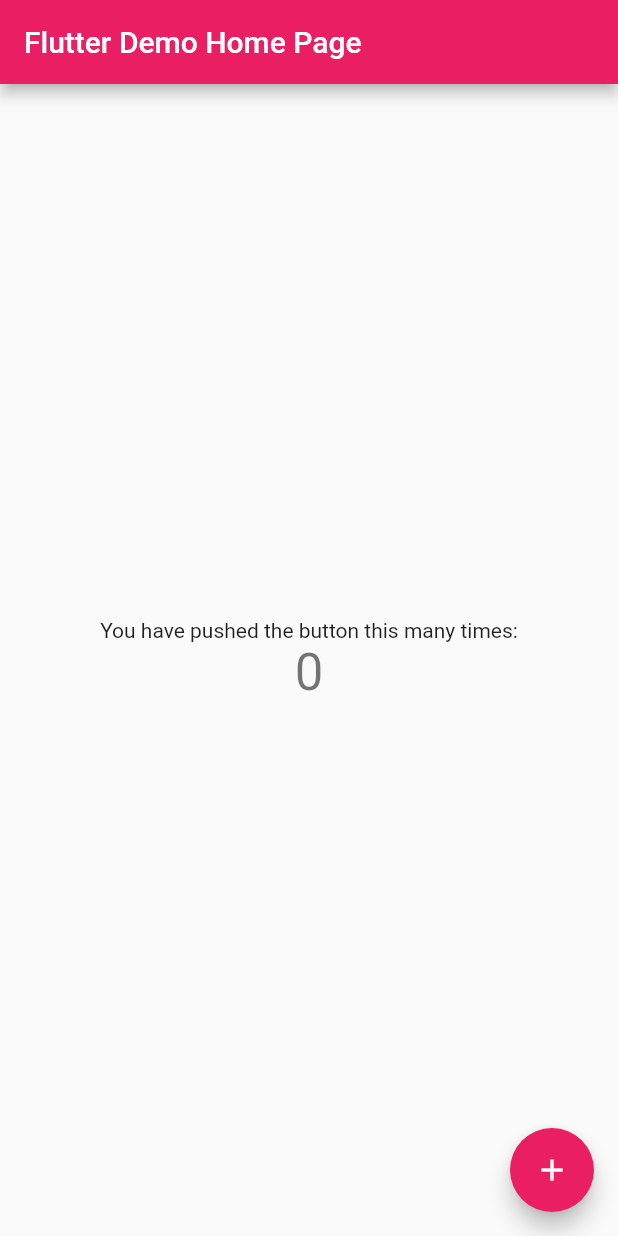
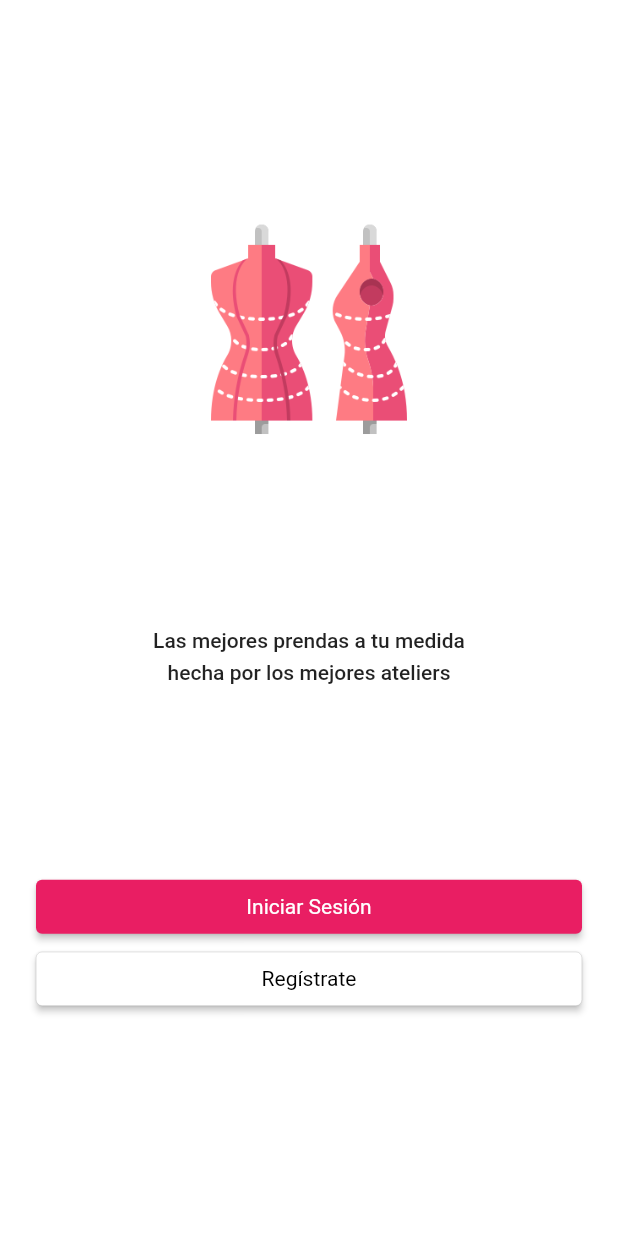
Before and after one commit to Patronaje-A-Medida/PatronajeMobileApp, a Flutter app: the screen it shows after launch, on a phone screen of 412 x 824 dp. Run offline on Flutter 3.47's test engine with Material 2 defaults, Android fonts, the phone set to English and light mode, and no system bars; our stand-ins replace bloc, dartz, freezed_annotation, get_it, injectable.

Commit message:
#1 creacion de bloc sign-in-client, además de diseño de vista welcome y sign-in

```diff
--- a/lib/main.dart
+++ b/lib/main.dart
@@ -1,77 +1,9 @@
 import 'package:flutter/material.dart';
+import 'package:injectable/injectable.dart';
+import 'package:patronaje_mobile_app/presentation/app_widget.dart';
+import 'package:patronaje_mobile_app/presentation/dependencies/injections.dart';
 
 void main() {
-  runApp(const MyApp());
+  configureInjection(Environment.prod);
+  runApp(const AppWidget());
 }
-
-class MyApp extends StatelessWidget {
-  const MyApp({Key? key}) : super(key: key);
-
-  // This widget is the root of your application.
-  @override
-  Widget build(BuildContext context) {
-    return MaterialApp(
-      title: 'PRY2021251',
-      debugShowCheckedModeBanner: false,
-      theme: ThemeData(
-        // This is the theme of your application.
-        //
-        // Try running your application with "flutter run". You'll see the
-        // application has a blue toolbar. Then, without quitting the app, try
-        // changing the primarySwatch below to Colors.green and then invoke
-        // "hot reload" (press "r" in the console where you ran "flutter run",
-        // or simply save your changes to "hot reload" in a Flutter IDE).
-        // Notice that the counter didn't reset back to zero; the application
-        // is not restarted.
-        primarySwatch: Colors.pink,
-      ),
-      home: const MyHomePage(title: 'Flutter Demo Home Page'),
-    );
-  }
-}
-
-class MyHomePage extends StatefulWidget {
-  const MyHomePage({Key? key, required this.title}) : super(key: key);
-  final String title;
-
-  @override
-  State<MyHomePage> createState() => _MyHomePageState();
-}
-
-class _MyHomePageState extends State<MyHomePage> {
-  int _counter = 0;
-
-  void _incrementCounter() {
-    setState(() {
-      _counter++;
-    });
-  }
-
-  @override
-  Widget build(BuildContext context) {
-    return Scaffold(
-      appBar: AppBar(
-        title: Text(widget.title),
-      ),
-      body: Center(
-        child: Column(
-          mainAxisAlignment: MainAxisAlignment.center,
-          children: <Widget>[
-            const Text(
-              'You have pushed the button this many times:',
-            ),
-            Text(
-              '$_counter',
-              style: Theme.of(context).textTheme.headline4,
-            ),
-          ],
-        ),
-      ),
-      floatingActionButton: FloatingActionButton(
-        onPressed: _incrementCounter,
-        tooltip: 'Increment',
-        child: const Icon(Icons.add),
-      ), // This trailing comma makes auto-formatting nicer for build methods.
-    );
-  }
-}
--- /dev/null
+++ b/lib/presentation/app_widget.dart
@@ -0,0 +1,29 @@
+import 'package:flutter/material.dart';
+import 'package:patronaje_mobile_app/presentation/sign_in/sign_in_page.dart';
+import 'package:patronaje_mobile_app/presentation/welcome/welcome_page.dart';
+
+class AppWidget extends StatelessWidget {
+  const AppWidget({Key? key}) : super(key: key);
+
+  // This widget is the root of your application.
+  @override
+  Widget build(BuildContext context) {
+    return MaterialApp(
+      title: 'PRY2021251',
+      debugShowCheckedModeBanner: false,
+      theme: ThemeData(
+        // This is the theme of your application.
+        //
+        // Try running your application with "flutter run". You'll see the
+        // application has a blue toolbar. Then, without quitting the app, try
+        // changing the primarySwatch below to Colors.green and then invoke
+        // "hot reload" (press "r" in the console where you ran "flutter run",
+        // or simply save your changes to "hot reload" in a Flutter IDE).
+        // Notice that the counter didn't reset back to zero; the application
+        // is not restarted.
+        primarySwatch: Colors.pink,
+      ),
+      home: const WelcomePage(),
+    );
+  }
+}
--- /dev/null
+++ b/lib/presentation/welcome/welcome_page.dart
@@ -0,0 +1,79 @@
+import 'package:flutter/material.dart';
+import 'package:patronaje_mobile_app/presentation/sign_in/sign_in_page.dart';
+
+class WelcomePage extends StatelessWidget {
+  const WelcomePage({Key? key}) : super(key: key);
+
+  @override
+  Widget build(BuildContext context) {
+    final size = MediaQuery.of(context).size;
+    return Scaffold(
+      body: SafeArea(
+        child: Container(
+          padding: const EdgeInsets.all(24),
+          width: double.infinity,
+          color: Colors.white,
+          child: Column(
+            mainAxisAlignment: MainAxisAlignment.spaceEvenly,
+            crossAxisAlignment: CrossAxisAlignment.center,
+            children: [
+              ClipRRect(
+                child: Image.asset(
+                  'assets/images/dummy.png',
+                  fit: BoxFit.contain,
+                  width: size.width * 0.35,
+                ),
+              ),
+              const Text(
+                'Las mejores prendas a tu medida \nhecha por los mejores ateliers',
+                textAlign: TextAlign.center,
+                style: TextStyle(
+                  fontWeight: FontWeight.w500,
+                  height: 1.5,
+                ),
+                //style: TextStyle(fontWeight: FontWeight.w600, fontSize: 14),
+              ),
+              Column(
+                children: [
+                  ElevatedButton(
+                    style: ElevatedButton.styleFrom(
+                      minimumSize: const Size.fromHeight(36),
+                    ),
+                    child: const Text(
+                      'Iniciar Sesión',
+                      style: TextStyle(
+                        fontWeight: FontWeight.normal,
+                      ),
+                    ),
+                    onPressed: () {
+                      Navigator.push(
+                        context,
+                        MaterialPageRoute(
+                            builder: (context) => const SignInPage()),
+                      );
+                    },
+                  ),
+                  ElevatedButton(
+                    style: ElevatedButton.styleFrom(
+                      primary: Colors.white,
+                      minimumSize: const Size.fromHeight(36),
+                      side: const BorderSide(width: 0.2, color: Colors.grey),
+                    ),
+                    child: const Text(
+                      'Regístrate',
+                      style: TextStyle(
+                        color: Colors.black,
+                        fontWeight: FontWeight.normal,
+                      ),
+                    ),
+                    onPressed: () {},
+                  ),
+                ],
+              ),
+            ],
+          ),
+        ),
+      ),
+    );
+  }
+}
```
Also changed, not shown: lib/business/auth/sign_in_client/bloc/sign_in_client_bloc.dart (added, +97 -0 lines), lib/business/auth/sign_in_client/bloc/sign_in_client_event.dart (added, +15 -0 lines), lib/business/auth/sign_in_client/bloc/sign_in_client_state.dart (added, +20 -0 lines), lib/domain/handlers/errors/errors.dart (added, +14 -0 lines), lib/domain/utils/forms/value_object.dart (+9 -0 lines), lib/persistence/remote/implements/auth_service.dart (added, +38 -0 lines), lib/persistence/remote/interfaces/i_auth_facade.dart (added, +11 -0 lines), lib/presentation/dependencies/injections.dart (added, +11 -0 lines), lib/presentation/sign_in/sign_in_page.dart (added, +33 -0 lines), pubspec.yaml (+6 -3 lines), assets/images/dummy.png (added), lib/business/auth/sign_in_client/bloc/sign_in_client_bloc.freezed.dart (added), lib/presentation/dependencies/injections.config.dart (added), pubspec.lock, 2 other files.
